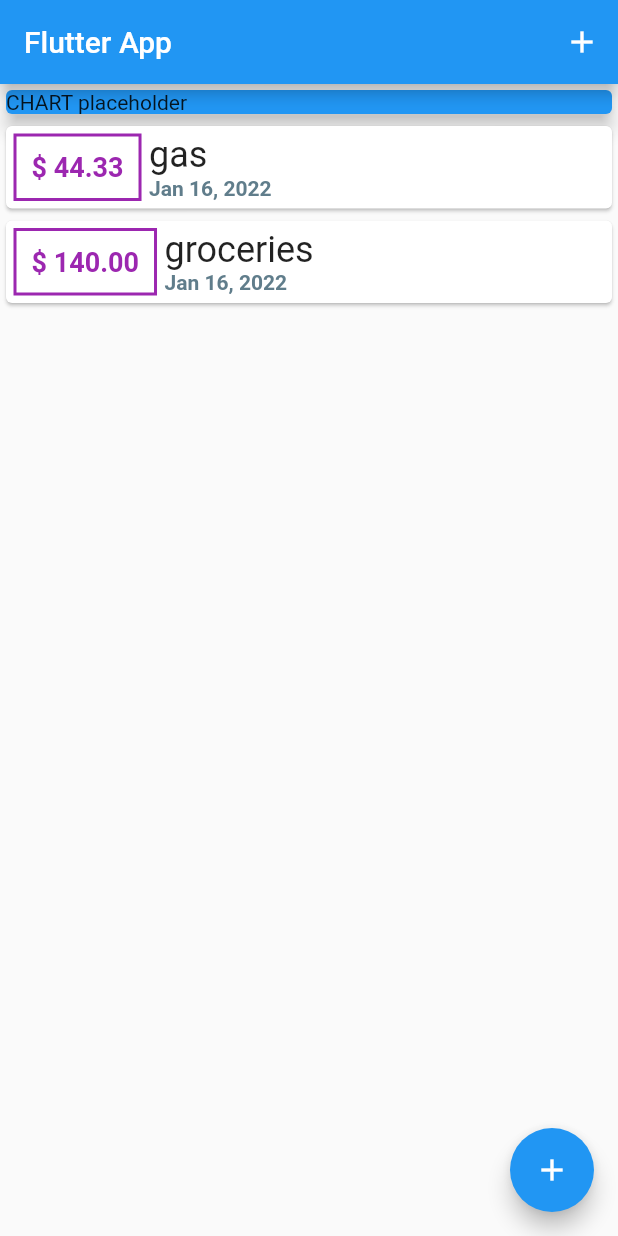
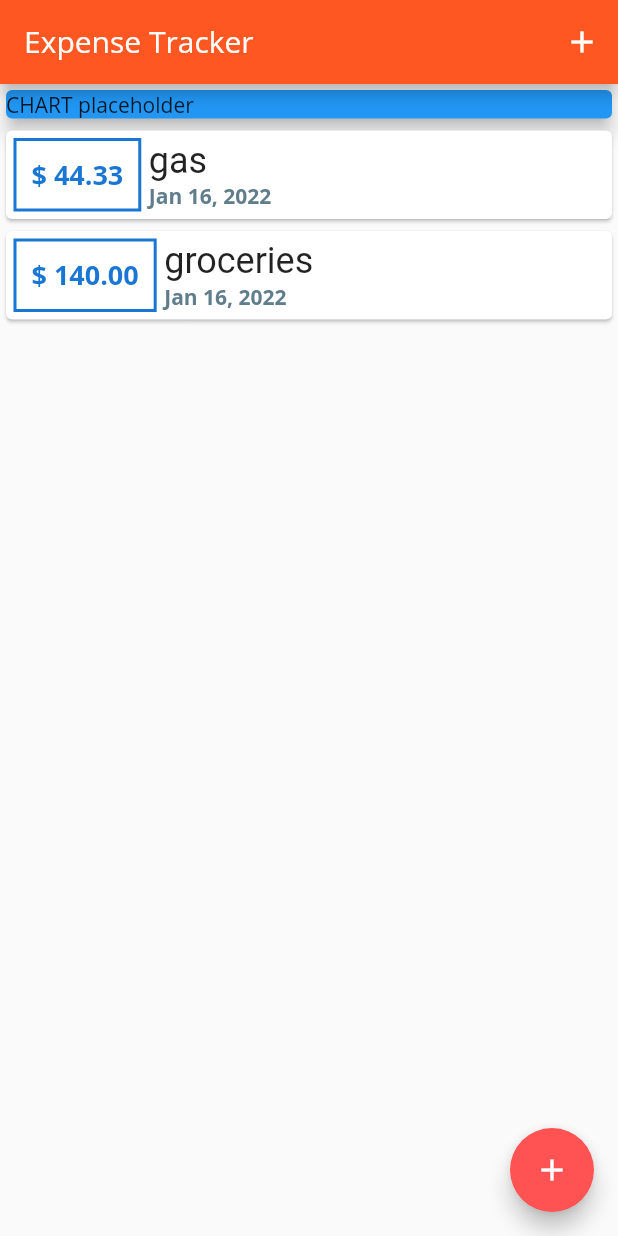
Before and after one commit to Luka-dot/budget_app, a Flutter app: the screen it shows after launch, on a phone screen of 412 x 824 dp. Run offline on Flutter 3.47's test engine with Material 2 defaults, Android fonts, the phone set to English and light mode, and no system bars.

Commit message:
added theming

```diff
--- a/lib/main.dart
+++ b/lib/main.dart
@@ -11,7 +11,33 @@ class MyApp extends StatelessWidget {
   @override
   Widget build(BuildContext context) {
     return MaterialApp(
-      title: 'Flutter App',
+      title: 'Expense Tracker',
+      theme: ThemeData(
+        fontFamily: 'OpenSans',
+        colorScheme: ColorScheme.fromSwatch(primarySwatch: Colors.deepOrange)
+            .copyWith(secondary: Colors.redAccent),
+        appBarTheme: AppBarTheme(
+          toolbarTextStyle: ThemeData.light()
+              .textTheme
+              .copyWith(
+                headline6: TextStyle(
+                  fontFamily: 'OpenSans',
+                  fontSize: 20,
+                  fontWeight: FontWeight.bold,
+                ),
+              )
+              .bodyText2,
+          titleTextStyle: ThemeData.light()
+              .textTheme
+              .copyWith(
+                headline6: TextStyle(
+                  fontFamily: 'OpenSans',
+                  fontSize: 20,
+                ),
+              )
+              .headline6,
+        ),
+      ),
       home: MyHomePage(),
     );
   }
@@ -67,7 +93,7 @@ class _MyHomePageState extends State<MyHomePage> {
   Widget build(BuildContext context) {
     return Scaffold(
       appBar: AppBar(
-        title: Text('Flutter App'),
+        title: Text('Expense Tracker'),
         actions: [
           IconButton(
               onPressed: () => _startAddNewTransaction(context),
--- a/lib/widgets/transaction_list.dart
+++ b/lib/widgets/transaction_list.dart
@@ -19,7 +19,8 @@ class TransactionList extends StatelessWidget {
                 Container(
                   margin: EdgeInsets.all(5.0),
                   decoration: BoxDecoration(
-                    border: Border.all(color: Colors.purple, width: 2.0),
+                    border: Border.all(
+                        color: Theme.of(context).primaryColorDark, width: 2.0),
                   ),
                   padding: EdgeInsets.all(10.0),
                   child: Text(
@@ -27,7 +28,7 @@ class TransactionList extends StatelessWidget {
                     style: TextStyle(
                         fontWeight: FontWeight.bold,
                         fontSize: 18.0,
-                        color: Colors.purple),
+                        color: Theme.of(context).primaryColorDark),
                   ),
                 ),
                 Column(
```
Also changed, not shown: pubspec.yaml (+11 -11 lines), assets/fonts/OpenSans-Bold.ttf (added), assets/fonts/OpenSans-Regular.ttf (added), assets/fonts/Quicksand-Bold.ttf (added), assets/fonts/Quicksand-Light.ttf (added), assets/fonts/Quicksand-Medium.ttf (added), assets/fonts/Quicksand-Regular.ttf (added).
